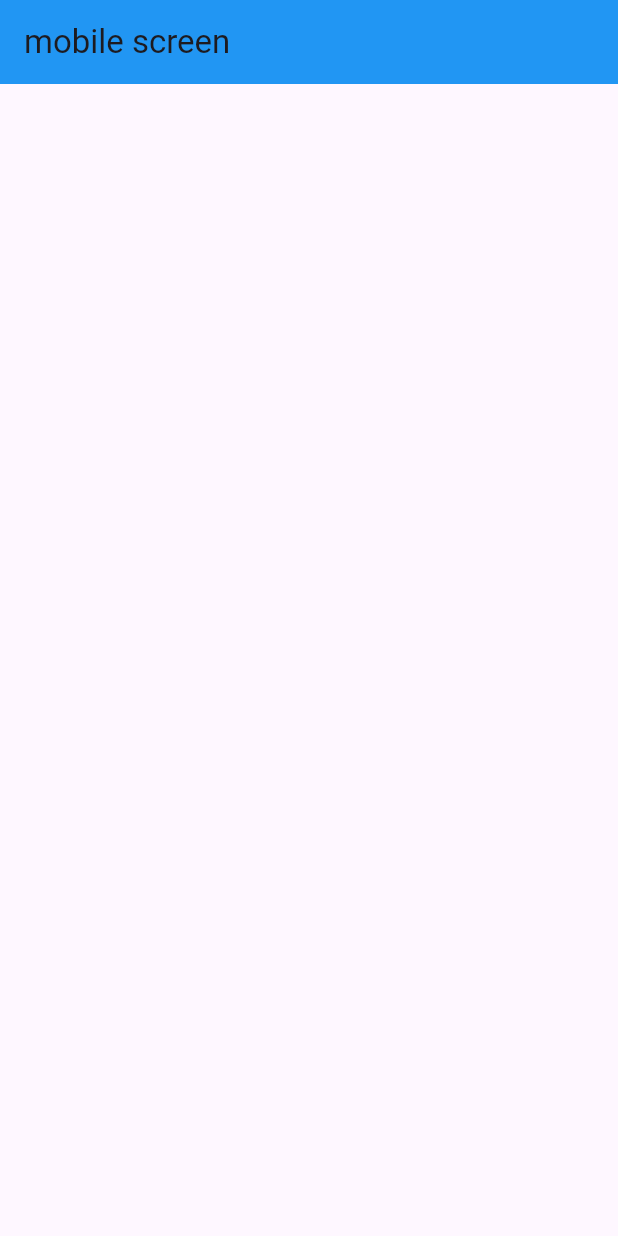
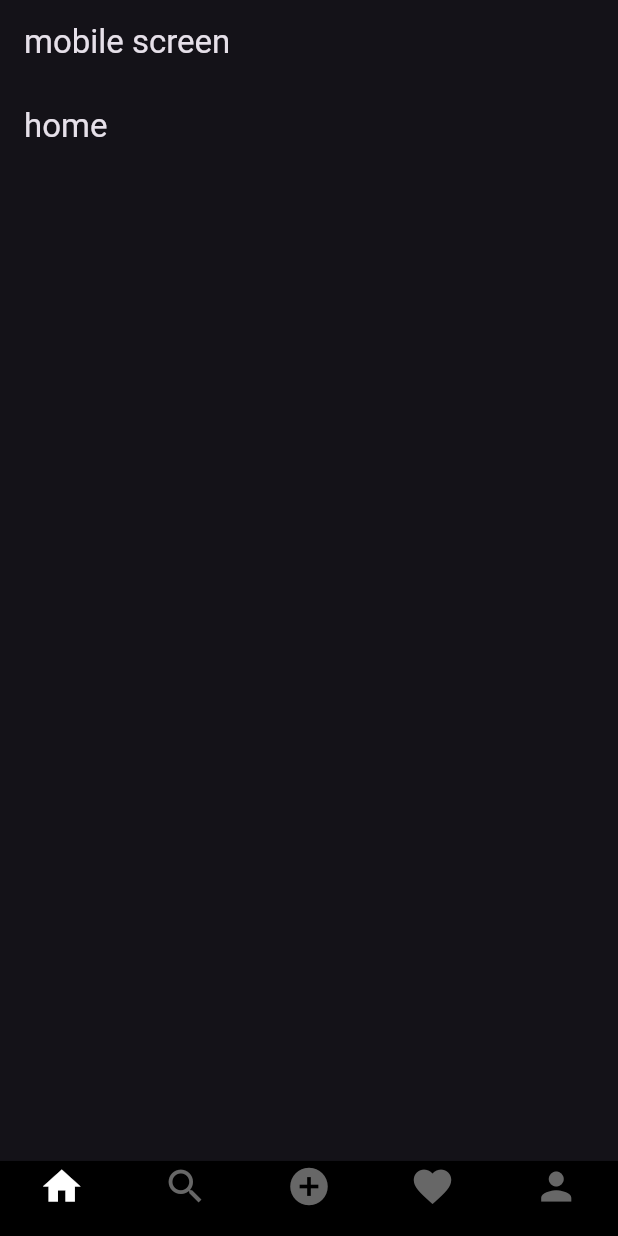
Before and after one commit to MrMohamedtriki/flutter_project, a Flutter app: the screen it shows after launch, on a phone screen of 412 x 824 dp. Run offline on Flutter 3.47's test engine with Material 3 defaults, Android fonts, the phone set to English and light mode, and no system bars.

Commit message:
buttom_navigation_changed_color

```diff
--- a/lib/main.dart
+++ b/lib/main.dart
@@ -14,7 +14,8 @@ class MyApp extends StatelessWidget {
   Widget build(BuildContext context) {
     return MaterialApp(
       debugShowCheckedModeBanner: false,
-      theme: ThemeData.light(useMaterial3: true),
+      // theme: ThemeData.light(useMaterial3: true),
+      theme: ThemeData.dark(),
       home:
           Responsive(myMobileScreen: MobileScreen(), myWebScreen: WebScreen()),
     );
--- a/lib/responsive/mobile.dart
+++ b/lib/responsive/mobile.dart
@@ -1,4 +1,12 @@
+// ignore_for_file: prefer_const_literals_to_create_immutables, prefer_const_constructors, unused_label, dead_code
+
+import 'package:flutter/cupertino.dart';
 import 'package:flutter/material.dart';
+import 'package:flutter_project/screens/add_post.dart';
+import 'package:flutter_project/screens/home.dart';
+import 'package:flutter_project/screens/profile.dart';
+import 'package:flutter_project/screens/search.dart';
+import 'package:flutter_project/shared/colors.dart';
 
 class MobileScreen extends StatefulWidget {
   const MobileScreen({super.key});
@@ -8,12 +16,86 @@ class MobileScreen extends StatefulWidget {
 }
 
 class _MobileScreenState extends State<MobileScreen> {
+  final PageController _pageController = PageController();
+
+  @override
+void dispose() {
+   _pageController.dispose();
+   super.dispose();
+}
+int currentPage = 0;
+
   @override
   Widget build(BuildContext context) {
     return Scaffold(
-        appBar: AppBar(
-      title: Text('mobile screen'),
-      backgroundColor: Colors.blue,
-    ));
+      appBar: AppBar(
+        title: Text('mobile screen'),
+      ),
+      //   bottomNavigationBar:
+      // BottomNavigationBar(items: [
+      //   BottomNavigationBarItem(icon: Icon(Icons.home), label: 'home'),
+      //   BottomNavigationBarItem(icon: Icon(Icons.search), label: 'search'),
+      // ]),
+
+      bottomNavigationBar: CupertinoTabBar(
+          backgroundColor: mobileBackgroundColor,
+          onTap: (index) {
+            // print("------------------$index");
+            setState(() {
+              currentPage = index;
+            });
+            _pageController.jumpToPage(index);
+          },
+          items: [
+            BottomNavigationBarItem(
+                icon: Icon(
+                  Icons.home,
+                  color: currentPage==0 ? primaryColor:secondaryColor,
+                ),
+                label: ''),
+            BottomNavigationBarItem(
+                icon: Icon(
+                  Icons.search,
+                  color: currentPage==1 ? primaryColor:secondaryColor,
+                ),
+                label: ''),
+            BottomNavigationBarItem(
+                icon: Icon(
+                  Icons.add_circle,
+                  color: currentPage==2 ? primaryColor:secondaryColor,
+                ),
+                label: ''),
+            BottomNavigationBarItem(
+                icon: Icon(
+                  Icons.favorite,
+                  color: currentPage==3 ? primaryColor:secondaryColor,
+                ),
+                label: ''),
+            BottomNavigationBarItem(
+                icon: Icon(
+                  Icons.person,
+                  color: currentPage==4 ? primaryColor:secondaryColor,
+                ),
+                label: ''),
+          ]),
+
+      body: PageView(
+        // onPageChanged: (index){
+        //  print("index is $index");},
+              // physics: NeverScrollableScrollPhysics(),
+              controller: _pageController,
+              children: [
+                home(),
+                Search(),
+                AddPost(),
+                Center(child: Text("love u ")),
+                Profile(),
+              ],
+
+      ),
+
+
+    );
+
   }
 }
--- /dev/null
+++ b/lib/screens/home.dart
@@ -0,0 +1,19 @@
+import 'package:flutter/material.dart';
+
+class home extends StatefulWidget {
+  const home({super.key});
+
+  @override
+  State<home> createState() => _homeState();
+}
+
+class _homeState extends State<home> {
+  @override
+  Widget build(BuildContext context) {
+    return  Scaffold(
+      appBar: AppBar(
+        title: Text("home"),
+      ),
+    );
+  }
+}
--- /dev/null
+++ b/lib/shared/colors.dart
@@ -0,0 +1,6 @@
+import 'package:flutter/material.dart';
+const mobileBackgroundColor = Color.fromRGBO(0, 0, 0, 1);
+const webBackgroundColor = Color.fromRGBO(32, 33, 36, 1);
+const primaryColor = Colors.white;
+const secondaryColor = Color.fromARGB(166, 158, 158, 158);
+const blueColor = Color.fromRGBO(0, 149, 246, 1);
```
Also changed, not shown: lib/screens/add_post.dart (added, +19 -0 lines), lib/screens/profile.dart (added, +19 -0 lines), lib/screens/search.dart (added, +19 -0 lines).
